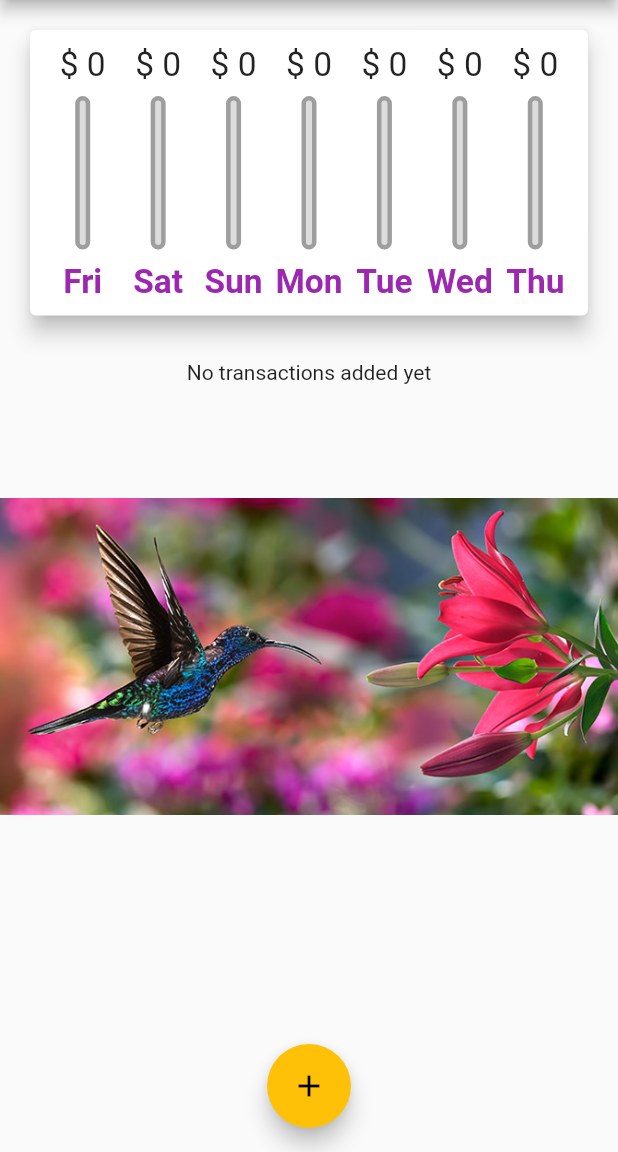
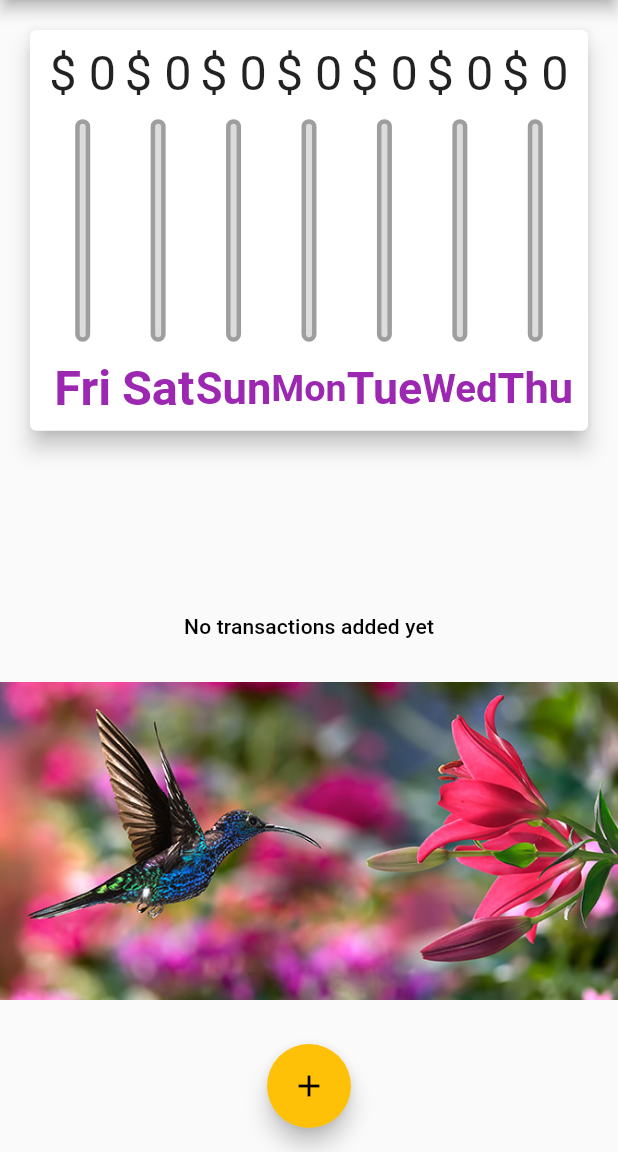
Before and after one commit to JayaSupriya-Somasani/Expense_planner_flutter_app, a Flutter app: the screen it shows after launch, on a phone screen of 412 x 824 dp, the part 84-1236 px from its top. Run offline on Flutter 3.47's test engine with Material 2 defaults, Android fonts, the light colour scheme and no system bars.

Commit message:
platform based styles implemented

```diff
--- a/lib/main.dart
+++ b/lib/main.dart
@@ -1,6 +1,7 @@
+import 'dart:io';
 import 'package:flutter/cupertino.dart';
-import 'package:expense_planner_flutter_app/widgets/chart.dart';
-import 'package:expense_planner_flutter_app/widgets/transaction_list.dart';
+import './widgets/chart.dart';
+import './widgets/transaction_list.dart';
 import '/widgets/new_transaction.dart';
 import 'package:flutter/material.dart';
 import 'models/transaction.dart';
@@ -32,10 +33,10 @@
 
 class MyHomePage extends StatefulWidget {
   @override
-  _MyHomePageState createState() => _MyHomePageState();
+  State<MyHomePage> createState() => _MyHomePageState();
 }
 
-class _MyHomePageState extends State<MyHomePage> {
+class _MyHomePageState extends State<MyHomePage> with WidgetsBindingObserver {
   final List<Transaction> _userTransactions = [];
 
   void _addNewTransaction(
@@ -75,11 +76,16 @@
     }).toList();
   }
 
-  List<Widget> _buildLandScapeContent(MediaQueryData mediaQuery, AppBar appBar,Widget txListWidget){
-      return [Row(
+  List<Widget> _buildLandScapeContent(
+      MediaQueryData mediaQuery, AppBar appBar, Widget txListWidget) {
+    return [
+      Row(
         mainAxisAlignment: MainAxisAlignment.center,
         children: [
-          Text("Show Switch",style: Theme.of(context).textTheme.titleSmall,),
+          Text(
+            "Show Switch",
+            style: Theme.of(context).textTheme.titleSmall,
+          ),
           Switch.adaptive(
             activeColor: Theme.of(context).accentColor,
             value: _showChart,
@@ -98,29 +104,51 @@
                       mediaQuery.padding.top) *
                   0.7,
               child: Chart(_recentTransactions))
-            : txListWidget];
+          : txListWidget
+    ];
   }
 
- List<Widget> _buildPortraitContent( MediaQueryData mediaQuery, AppBar appBar,Widget txListWidget){
-      return [Container(
+  List<Widget> _buildPortraitContent(
+      MediaQueryData mediaQuery, AppBar appBar, Widget txListWidget) {
+    return [
+      Container(
           height: (mediaQuery.size.height -
                   appBar.preferredSize.height -
                   mediaQuery.padding.top) *
               0.3,
-          child: Chart(_recentTransactions)),txListWidget];
+          child: Chart(_recentTransactions)),
+      txListWidget
+    ];
   }
 
   bool _showChart = false;
 
   @override
+  void initState() {
+    WidgetsBinding.instance.addObserver(this);
+    super.initState();
+  }
+
+  @override
+  void didChangeAppLifecycleState(AppLifecycleState state) {
+    print("state $state");
+  }
+
+  @override
+  dispose() {
+    WidgetsBinding.instance.removeObserver(this);
+    super.dispose();
+  }
+
+  @override
   Widget build(BuildContext context) {
     final mediaQuery = MediaQuery.of(context);
-    final PreferredSizeWidget appBar =
-        (Theme.of(context).platform == TargetPlatform.iOS
+    final isLandScape = mediaQuery.orientation == Orientation.landscape;
+    final dynamic appBar = Platform.isIOS
         ? CupertinoNavigationBar(
             middle: Text("Expense Planner"),
             trailing: Row(
-                  mainAxisSize: MainAxisSize.max,
+              mainAxisSize: MainAxisSize.min,
               children: [
                 GestureDetector(
                   child: Icon(CupertinoIcons.add),
@@ -131,31 +159,64 @@
           )
         : AppBar(
             title: const Text("Expense Planner"),
-                actions: [
+            actions: <Widget>[
               IconButton(
                   onPressed: () => _startAddNewTransaction(context),
                   icon: Icon(Icons.add))
             ],
-              )) as PreferredSizeWidget;
-    final isLandScape = mediaQuery.orientation == Orientation.landscape;
+          ) ;
 
     final txListWidget = Container(
         height: (mediaQuery.size.height -
                 appBar.preferredSize.height -
                 mediaQuery.padding.top) *
-            0.7,
+            0.6,
         child: TransactionList(_userTransactions, _deleteTransaction));
     final pagebody = SafeArea(
         child: SingleChildScrollView(
       child: Column(
         crossAxisAlignment: CrossAxisAlignment.stretch,
-        children:<Widget> [
-          if (isLandScape) ..._buildLandScapeContent(mediaQuery,appBar as AppBar,txListWidget),
-          if (!isLandScape) ..._buildPortraitContent(mediaQuery,appBar as AppBar,txListWidget),
+        children: <Widget>[
+          if (isLandScape) Row(
+            mainAxisAlignment: MainAxisAlignment.center,
+            children: [
+              Text(
+                "Show Switch",
+                style: Theme.of(context).textTheme.titleSmall,
+              ),
+              Switch.adaptive(
+                activeColor: Theme.of(context).accentColor,
+                value: _showChart,
+                onChanged: (val) {
+                  setState(() {
+                    _showChart = val;
+                  });
+                },
+              ),
+            ],
+          ),
+            // ..._buildLandScapeContent(
+            //     mediaQuery, appBar, txListWidget),
+          if (!isLandScape) Container(
+              height: (mediaQuery.size.height -
+                  appBar.preferredSize.height -
+                  mediaQuery.padding.top) *
+                  0.4,
+              child: Chart(_recentTransactions)),
+          if(!isLandScape) txListWidget,
+          if(isLandScape) _showChart
+                ? Container(
+                height: (mediaQuery.size.height -
+                    appBar.preferredSize.height -
+                    mediaQuery.padding.top) *
+                    0.6,
+                child: Chart(_recentTransactions)):txListWidget
+            // ..._buildPortraitContent(
+            //     mediaQuery, appBar, txListWidget),
         ],
       ),
     ));
-    return Theme.of(context).platform == TargetPlatform.iOS
+    return Platform.isIOS
         ? CupertinoPageScaffold(
             child: pagebody,
             navigationBar: appBar as ObstructingPreferredSizeWidget,
@@ -165,8 +226,7 @@
             body: pagebody,
             floatingActionButtonLocation:
                 FloatingActionButtonLocation.centerFloat,
-            floatingActionButton:
-                Theme.of(context).platform == TargetPlatform.iOS
+            floatingActionButton: Platform.isIOS
                 ? Container()
                 : FloatingActionButton(
                     onPressed: () => _startAddNewTransaction(context),
--- a/lib/widgets/adaptive_text_button.dart
+++ b/lib/widgets/adaptive_text_button.dart
@@ -10,7 +10,7 @@
 
   @override
   Widget build(BuildContext context) {
-    return Theme.of(context).platform == TargetPlatform.iOS
+    return Platform.isIOS
         ? CupertinoButton(
             onPressed: handler,
             child: Text(text, style: TextStyle(fontWeight: FontWeight.bold)),
--- a/lib/widgets/new_transaction.dart
+++ b/lib/widgets/new_transaction.dart
@@ -44,6 +44,7 @@
   }
 
   void submitData(String val) {
+    if(_amountController.text.isEmpty){return;}
     final enteredTitle = _titleController.text;
     final enteredAmount = double.parse(_amountController.text);
 
@@ -88,7 +89,6 @@
               TextField(
                 decoration: const InputDecoration(label: Text('Title')),
                 controller: _titleController,
-                onSubmitted: (_) => submitData,
               ),
               TextField(
                 decoration: const InputDecoration(label: Text('Amount')),
--- a/lib/widgets/transaction_list.dart
+++ b/lib/widgets/transaction_list.dart
@@ -12,24 +12,20 @@
   Widget build(BuildContext context) {
     return _transactions.isEmpty
         ? LayoutBuilder(builder: (context, constraints) {
-            return Column(
+          return Column(mainAxisAlignment: MainAxisAlignment.center,
             children: [
-                const SizedBox(
-                  height: 10,
-                ),
-                const Text("No transactions added yet"),
+            const SizedBox(height: 10,),
+             Text("No transactions added yet",style: Theme.of(context).textTheme.titleSmall,),
             const SizedBox(height: 20,),
             Container(
-                    height: constraints.maxHeight * 0.6,
+               height: constraints.maxHeight * 0.5,
                child: Image.asset('assets/images/bird.jpg'))
           ],
         );
         })
-        : ListView.builder(
-            itemBuilder: (ctx, index) {
-              return TransactionItem(transactions: _transactions[index], deleteTransaction: _deleteTransaction,);
-            },
-            itemCount: _transactions.length,
+        : ListView(children: _transactions.map((tx) => TransactionItem(
+            key:ValueKey(tx.id) ,transactions: tx,
+            deleteTransaction: _deleteTransaction,)).toList()
           );
   }
 }
--- a/pubspec.yaml
+++ b/pubspec.yaml
@@ -31,7 +31,6 @@
   flutter:
     sdk: flutter
   intl: ^0.18.0
-  flutter_platform_widgets: ^3.2.0
 
 
   # The following adds the Cupertino Icons font to your application.
```
Also changed, not shown: lib/widgets/transaction_item.dart (+35 -7 lines), pubspec.lock. Lines whose indentation alone changed are shown as unchanged.
